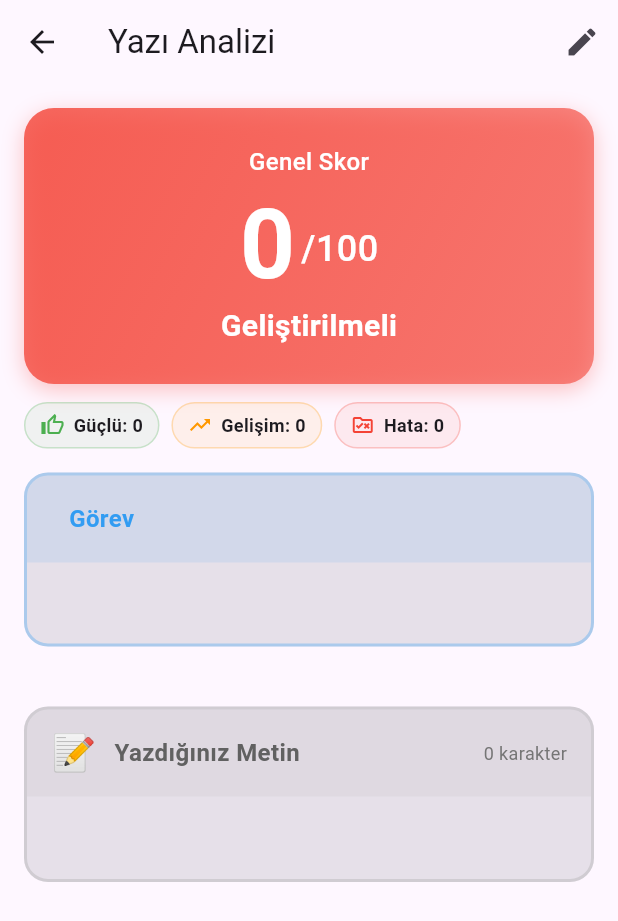
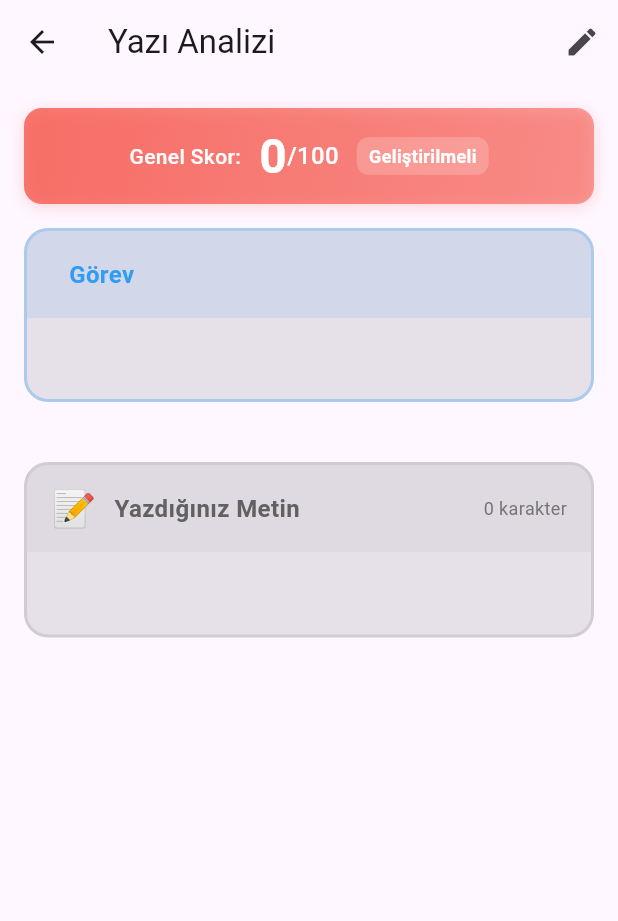
Before and after one commit to Kerim-Personal/mvp-lc, a Flutter app: the WritingAnalysisScreen screen opened directly with empty values, on a phone screen of 412 x 824 dp. Shown: the top 921 px of the screen. Run offline on Flutter 3.47's test engine with Material 3 defaults, Android fonts, the phone set to English and light mode, and no system bars; our stand-ins replace audioplayers, cloud_firestore, cloud_functions, confetti, emoji_picker_flutter, firebase_auth and 14 more; missing offline and left inert: circle_flags, firebase_app_check, google_mlkit_language_id, google_mlkit_translation, purchases_flutter; accounts and stored records are empty; generated files the repository leaves out were written again; project files that could hold a hidden picture were left out.

```diff
--- a/lib/screens/writing_analysis_screen.dart
+++ b/lib/screens/writing_analysis_screen.dart
@@ -58,81 +58,75 @@ class WritingAnalysisScreen extends StatelessWidget {
         child: Column(
           crossAxisAlignment: CrossAxisAlignment.stretch,
           children: [
-            // Skor kartı - Büyük ve dikkat çekici
+            // Skor kartı - Kompakt
             Container(
-              padding: const EdgeInsets.all(24),
+              padding: const EdgeInsets.all(16),
               decoration: BoxDecoration(
                 gradient: LinearGradient(
                   colors: [
-                    scoreColor.withValues(alpha: 0.8),
-                    scoreColor.withValues(alpha: 0.6),
+                    scoreColor.withValues(alpha: 0.7),
+                    scoreColor.withValues(alpha: 0.5),
                   ],
                   begin: Alignment.topLeft,
                   end: Alignment.bottomRight,
                 ),
-                borderRadius: BorderRadius.circular(20),
+                borderRadius: BorderRadius.circular(12),
                 boxShadow: [
                   BoxShadow(
-                    color: scoreColor.withValues(alpha: 0.3),
-                    blurRadius: 12,
-                    offset: const Offset(0, 4),
+                    color: scoreColor.withValues(alpha: 0.2),
+                    blurRadius: 8,
+                    offset: const Offset(0, 2),
                   ),
                 ],
               ),
-              child: Column(
+              child: Row(
+                mainAxisAlignment: MainAxisAlignment.center,
                 children: [
                   const Text(
-                    'Genel Skor',
+                    'Genel Skor:',
+                    style: TextStyle(
+                      color: Colors.white,
+                      fontSize: 14,
+                      fontWeight: FontWeight.w500,
+                    ),
+                  ),
+                  const SizedBox(width: 12),
+                  Text(
+                    '${analysis.overallScore}',
+                    style: const TextStyle(
+                      color: Colors.white,
+                      fontSize: 32,
+                      fontWeight: FontWeight.bold,
+                      height: 1,
+                    ),
+                  ),
+                  const Text(
+                    '/100',
                     style: TextStyle(
                       color: Colors.white,
                       fontSize: 16,
                       fontWeight: FontWeight.w500,
                     ),
                   ),
-                  const SizedBox(height: 12),
-                  Row(
-                    mainAxisAlignment: MainAxisAlignment.center,
-                    crossAxisAlignment: CrossAxisAlignment.end,
-                    children: [
-                      Text(
-                        '${analysis.overallScore}',
-                        style: const TextStyle(
-                          color: Colors.white,
-                          fontSize: 64,
-                          fontWeight: FontWeight.bold,
-                          height: 1,
-                        ),
+                  const SizedBox(width: 12),
+                  Container(
+                    padding: const EdgeInsets.symmetric(horizontal: 8, vertical: 4),
+                    decoration: BoxDecoration(
+                      color: Colors.white.withValues(alpha: 0.2),
+                      borderRadius: BorderRadius.circular(8),
+                    ),
+                    child: Text(
+                      _scoreLabel(analysis.overallScore),
+                      style: const TextStyle(
+                        color: Colors.white,
+                        fontSize: 12,
+                        fontWeight: FontWeight.w600,
                       ),
-                      const Padding(
-                        padding: EdgeInsets.only(bottom: 12, left: 4),
-                        child: Text(
-                          '/100',
-                          style: TextStyle(
-                            color: Colors.white,
-                            fontSize: 24,
-                            fontWeight: FontWeight.w500,
-                          ),
-                        ),
-                      ),
-                    ],
-                  ),
-                  const SizedBox(height: 8),
-                  Text(
-                    _scoreLabel(analysis.overallScore),
-                    style: const TextStyle(
-                      color: Colors.white,
-                      fontSize: 20,
-                      fontWeight: FontWeight.w600,
                     ),
                   ),
                 ],
               ),
             ),
-
-            const SizedBox(height: 12),
-
-            // Özet çipleri - kompakt
-            _buildSummaryChips(context),
 
             const SizedBox(height: 16),
 
```
